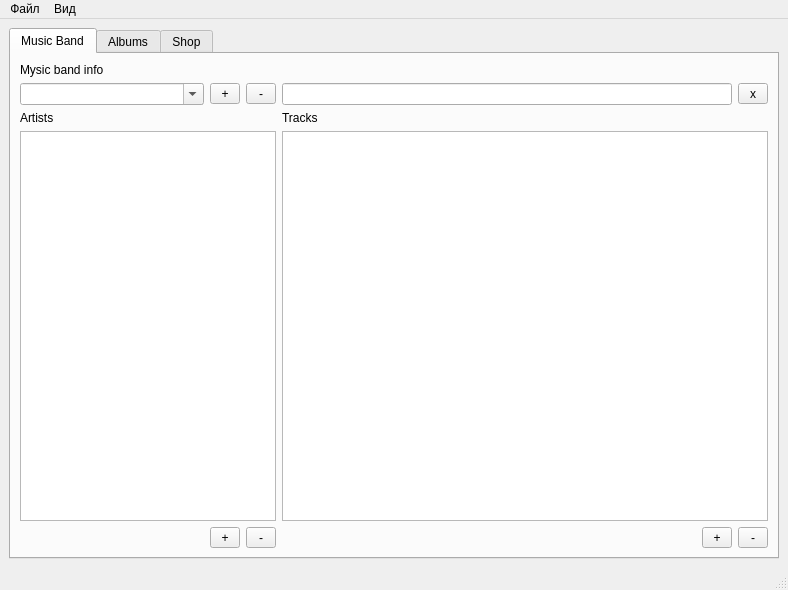
Above: Music_store/mainwindow.ui from ak1974/music_store before the change. Below: the same form after it.
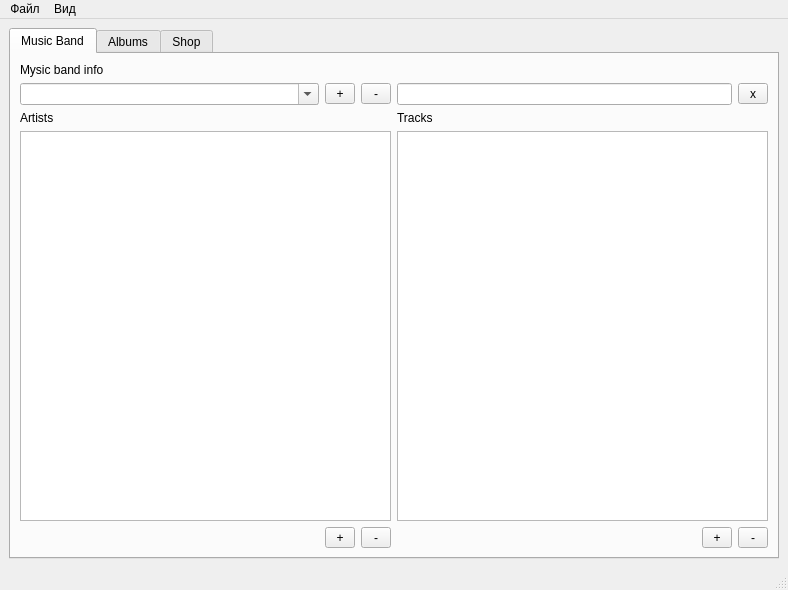
That is the form after the change.

Diff of the .ui file:
```diff
--- a/Music_store/mainwindow.ui
+++ b/Music_store/mainwindow.ui
@@ -26,7 +26,7 @@
        </attribute>
        <layout class="QVBoxLayout" name="verticalLayout_2">
         <item>
-         <layout class="QGridLayout" name="gridLayout" columnstretch="0,0,0,1,0,0">
+         <layout class="QGridLayout" name="gridLayout" columnstretch="0,0,0,0,0,0">
           <item row="8" column="5">
            <widget class="QToolButton" name="tbDelSingl">
             <property name="minimumSize">
```
Left out of the diff: 2 changed lines with no effect on the pictures.
